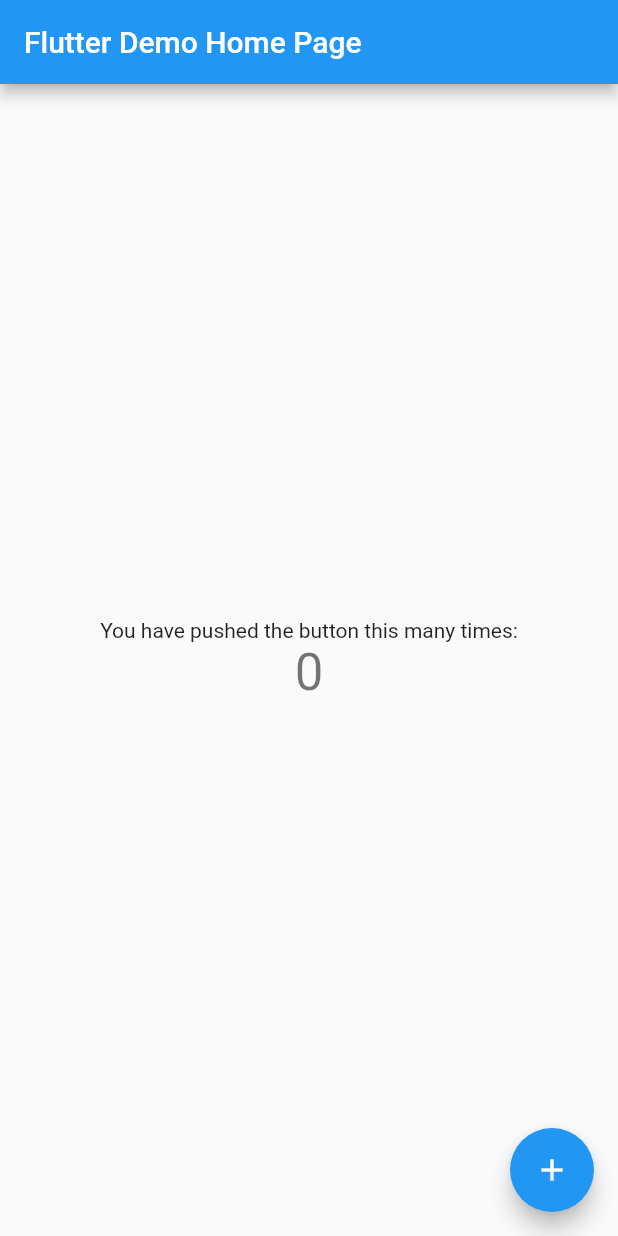
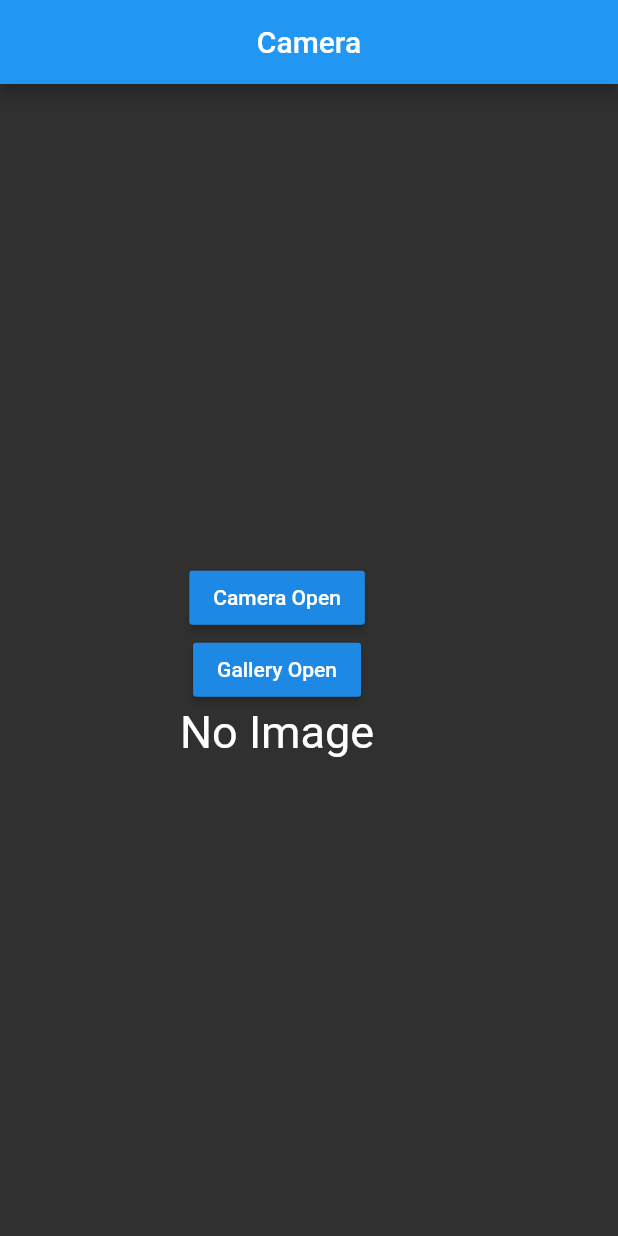
Before and after one commit to lbaweja1999/CameraDemo_Flutter, a Flutter app: the screen it shows after launch, on a phone screen of 412 x 824 dp. Run offline on Flutter 3.47's test engine with Material 2 defaults, Android fonts, the phone set to English and light mode, and no system bars; our stand-ins replace image_picker.

Commit message:
Camera demo completed

```diff
--- a/lib/main.dart
+++ b/lib/main.dart
@@ -1,117 +1,11 @@
 import 'package:flutter/material.dart';
 
+import './screens/camera.dart';
+
 void main() {
-  runApp(MyApp());
+  runApp(new MaterialApp(
+    home: new CameraDemo(),
+    theme: ThemeData.dark(),
+    debugShowCheckedModeBanner: false,
+  ));
 }
-
-class MyApp extends StatelessWidget {
-  // This widget is the root of your application.
-  @override
-  Widget build(BuildContext context) {
-    return MaterialApp(
-      title: 'Flutter Demo',
-      theme: ThemeData(
-        // This is the theme of your application.
-        //
-        // Try running your application with "flutter run". You'll see the
-        // application has a blue toolbar. Then, without quitting the app, try
-        // changing the primarySwatch below to Colors.green and then invoke
-        // "hot reload" (press "r" in the console where you ran "flutter run",
-        // or simply save your changes to "hot reload" in a Flutter IDE).
-        // Notice that the counter didn't reset back to zero; the application
-        // is not restarted.
-        primarySwatch: Colors.blue,
-        // This makes the visual density adapt to the platform that you run
-        // the app on. For desktop platforms, the controls will be smaller and
-        // closer together (more dense) than on mobile platforms.
-        visualDensity: VisualDensity.adaptivePlatformDensity,
-      ),
-      home: MyHomePage(title: 'Flutter Demo Home Page'),
-    );
-  }
-}
-
-class MyHomePage extends StatefulWidget {
-  MyHomePage({Key key, this.title}) : super(key: key);
-
-  // This widget is the home page of your application. It is stateful, meaning
-  // that it has a State object (defined below) that contains fields that affect
-  // how it looks.
-
-  // This class is the configuration for the state. It holds the values (in this
-  // case the title) provided by the parent (in this case the App widget) and
-  // used by the build method of the State. Fields in a Widget subclass are
-  // always marked "final".
-
-  final String title;
-
-  @override
-  _MyHomePageState createState() => _MyHomePageState();
-}
-
-class _MyHomePageState extends State<MyHomePage> {
-  int _counter = 0;
-
-  void _incrementCounter() {
-    setState(() {
-      // This call to setState tells the Flutter framework that something has
-      // changed in this State, which causes it to rerun the build method below
-      // so that the display can reflect the updated values. If we changed
-      // _counter without calling setState(), then the build method would not be
-      // called again, and so nothing would appear to happen.
-      _counter++;
-    });
-  }
-
-  @override
-  Widget build(BuildContext context) {
-    // This method is rerun every time setState is called, for instance as done
-    // by the _incrementCounter method above.
-    //
-    // The Flutter framework has been optimized to make rerunning build methods
-    // fast, so that you can just rebuild anything that needs updating rather
-    // than having to individually change instances of widgets.
-    return Scaffold(
-      appBar: AppBar(
-        // Here we take the value from the MyHomePage object that was created by
-        // the App.build method, and use it to set our appbar title.
-        title: Text(widget.title),
-      ),
-      body: Center(
-        // Center is a layout widget. It takes a single child and positions it
-        // in the middle of the parent.
-        child: Column(
-          // Column is also a layout widget. It takes a list of children and
-          // arranges them vertically. By default, it sizes itself to fit its
-          // children horizontally, and tries to be as tall as its parent.
-          //
-          // Invoke "debug painting" (press "p" in the console, choose the
-          // "Toggle Debug Paint" action from the Flutter Inspector in Android
-          // Studio, or the "Toggle Debug Paint" command in Visual Studio Code)
-          // to see the wireframe for each widget.
-          //
-          // Column has various properties to control how it sizes itself and
-          // how it positions its children. Here we use mainAxisAlignment to
-          // center the children vertically; the main axis here is the vertical
-          // axis because Columns are vertical (the cross axis would be
-          // horizontal).
-          mainAxisAlignment: MainAxisAlignment.center,
-          children: <Widget>[
-            Text(
-              'You have pushed the button this many times:',
-            ),
-            Text(
-              '$_counter',
-              style: Theme.of(context).textTheme.headline4,
-            ),
-          ],
-        ),
-      ),
-      floatingActionButton: FloatingActionButton(
-        onPressed: _incrementCounter,
-        tooltip: 'Increment',
-        child: Icon(Icons.add),
-      ), // This trailing comma makes auto-formatting nicer for build methods.
-    );
-  }
-}
--- /dev/null
+++ b/lib/screens/camera.dart
@@ -0,0 +1,73 @@
+import 'dart:io';
+
+import 'package:flutter/cupertino.dart';
+import 'package:flutter/material.dart';
+import 'package:image_picker/image_picker.dart';
+
+class CameraDemo extends StatefulWidget {
+  @override
+  _CameraDemoState createState() => _CameraDemoState();
+}
+
+class _CameraDemoState extends State<CameraDemo> {
+  File image;
+  openCamera() async {
+    File image = await ImagePicker.pickImage(source: ImageSource.camera);
+    setState(() {
+      this.image = image;
+    });
+  }
+
+  openGallery() async {
+    File image = await ImagePicker.pickImage(source: ImageSource.gallery);
+    setState(() {
+      this.image = image;
+    });
+  }
+
+  @override
+  Widget build(BuildContext context) {
+    var media = MediaQuery.of(context).size;
+    return Scaffold(
+      appBar: AppBar(
+        title: Text('Camera'),
+        centerTitle: true,
+        backgroundColor: Colors.blue,
+      ),
+      body: Container(
+        margin: EdgeInsets.only(left: 120),
+        child: Column(
+//          crossAxisAlignment: CrossAxisAlignment.center,
+          mainAxisAlignment: MainAxisAlignment.center,
+
+          children: <Widget>[
+            RaisedButton(
+              child: Text('Camera Open'),
+              onPressed: () {
+                openCamera();
+              },
+            ),
+            RaisedButton(
+              child: Text('Gallery Open'),
+              onPressed: () {
+                openGallery();
+              },
+            ),
+            image == null
+                ? Container(
+                    child: Text(
+                      'No Image',
+                      style: TextStyle(fontSize: 30),
+                    ),
+                  )
+                : Image.file(
+                    image,
+                    height: media.height * 0.40,
+                    width: media.width * 0.40,
+                  )
+          ],
+        ),
+      ),
+    );
+  }
+}
--- a/pubspec.yaml
+++ b/pubspec.yaml
@@ -28,6 +28,9 @@
   # The following adds the Cupertino Icons font to your application.
   # Use with the CupertinoIcons class for iOS style icons.
   cupertino_icons: ^0.1.3
+  http: ^0.12.1
+  http_interceptor: ^0.3.0
+  image_picker: ^0.6.7+1
 
 dev_dependencies:
   flutter_test:
```
Also changed, not shown: pubspec.lock.
